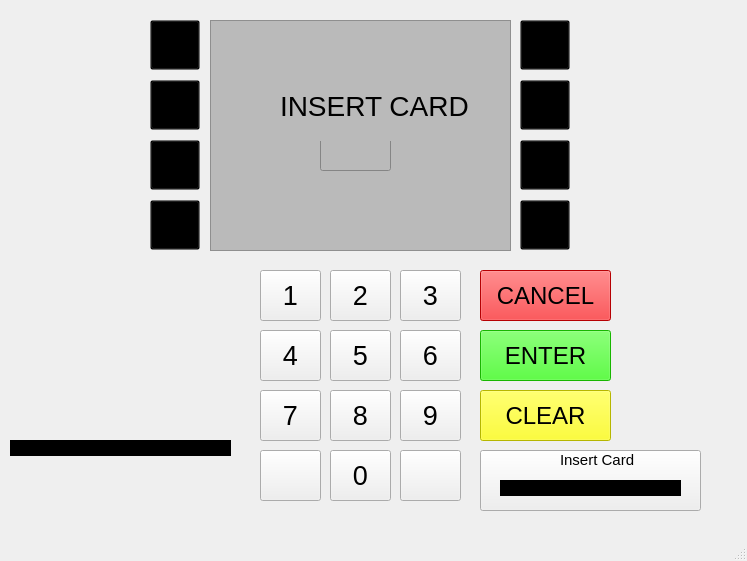
Qt form bank-automat/mainwindow.ui (JohWid1/BankSimulRyhmatyo) before a commit.
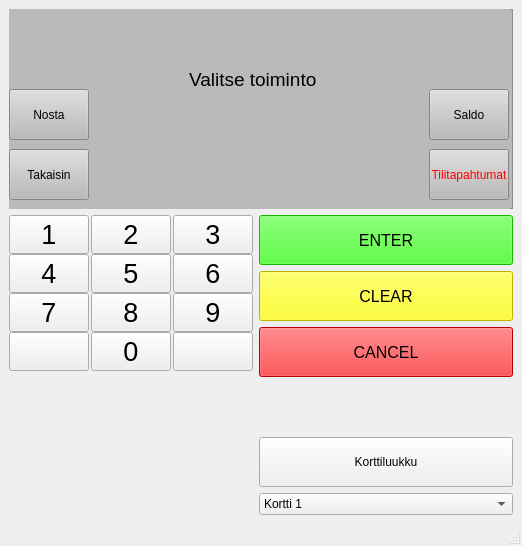
The same form after that commit. The open tabs and pages were chosen to show the change.

Commit message: nyt ois ui siinä vaiheessa että pääsis saldoa ja nostoa koodaa

```diff
--- a/bank-automat/mainwindow.ui
+++ b/bank-automat/mainwindow.ui
@@ -6,11 +6,28 @@
    <rect>
     <x>0</x>
     <y>0</y>
-
-    <width>747</width>
-    <height>561</height>
+    <width>522</width>
+    <height>546</height>
    </rect>
   </property>
+  <property name="sizePolicy">
+   <sizepolicy hsizetype="Preferred" vsizetype="Preferred">
+    <horstretch>0</horstretch>
+    <verstretch>0</verstretch>
+   </sizepolicy>
+  </property>
+  <property name="minimumSize">
+   <size>
+    <width>522</width>
+    <height>546</height>
+   </size>
+  </property>
+  <property name="maximumSize">
+   <size>
+    <width>522</width>
+    <height>546</height>
+   </size>
+  </property>
   <property name="cursor">
    <cursorShape>ArrowCursor</cursorShape>
   </property>
@@ -21,180 +38,24 @@
    <enum>QTabWidget::Rounded</enum>
   </property>
   <widget class="QWidget" name="centralwidget">
-   <widget class="QPushButton" name="arrowLeft1">
-    <property name="geometry">
-     <rect>
-      <x>520</x>
-      <y>20</y>
-      <width>50</width>
-      <height>50</height>
-     </rect>
-    </property>
-    <property name="styleSheet">
-     <string notr="true">background:transparent;</string>
-    </property>
-    <property name="text">
-     <string/>
-    </property>
-   </widget>
-   <widget class="QPushButton" name="arrowLeft2">
-    <property name="geometry">
-     <rect>
-      <x>520</x>
-      <y>80</y>
-      <width>50</width>
-      <height>50</height>
-     </rect>
-    </property>
-    <property name="styleSheet">
-     <string notr="true">background:transparent;</string>
-    </property>
-    <property name="text">
-     <string/>
-    </property>
-   </widget>
-   <widget class="QPushButton" name="arrowLeft3">
-    <property name="geometry">
-     <rect>
-      <x>520</x>
-      <y>140</y>
-      <width>50</width>
-      <height>50</height>
-     </rect>
-    </property>
-    <property name="styleSheet">
-     <string notr="true">background:transparent;</string>
-    </property>
-    <property name="text">
-     <string/>
-    </property>
-   </widget>
-   <widget class="QPushButton" name="arrowLeft4">
-    <property name="geometry">
-     <rect>
-      <x>520</x>
-      <y>200</y>
-      <width>50</width>
-      <height>50</height>
-     </rect>
-    </property>
-    <property name="styleSheet">
-     <string notr="true">background:transparent;</string>
-    </property>
-    <property name="text">
-     <string/>
-    </property>
-   </widget>
-   <widget class="QPushButton" name="arrowRight1">
-    <property name="geometry">
-     <rect>
-      <x>150</x>
-      <y>20</y>
-      <width>50</width>
-      <height>50</height>
-     </rect>
-    </property>
-    <property name="styleSheet">
-     <string notr="true">background:transparent;</string>
-    </property>
-    <property name="text">
-     <string/>
-    </property>
-   </widget>
-   <widget class="QPushButton" name="arrowRight2">
-    <property name="geometry">
-     <rect>
-      <x>150</x>
-      <y>80</y>
-      <width>50</width>
-      <height>50</height>
-     </rect>
-    </property>
-    <property name="styleSheet">
-     <string notr="true">background:transparent;</string>
-    </property>
-    <property name="text">
-     <string/>
-    </property>
-   </widget>
-   <widget class="QPushButton" name="arrowRight3">
-    <property name="geometry">
-     <rect>
-      <x>150</x>
-      <y>140</y>
-      <width>50</width>
-      <height>50</height>
-     </rect>
-    </property>
-    <property name="styleSheet">
-     <string notr="true">background:transparent;</string>
-    </property>
-    <property name="text">
-     <string/>
-    </property>
-   </widget>
-   <widget class="QPushButton" name="arrowRight4">
-    <property name="geometry">
-     <rect>
-      <x>150</x>
-      <y>200</y>
-      <width>50</width>
-      <height>50</height>
-     </rect>
-    </property>
-    <property name="styleSheet">
-     <string notr="true">background:transparent;</string>
-    </property>
-    <property name="text">
-     <string/>
-    </property>
-   </widget>
-   <widget class="QPushButton" name="N1">
-    <property name="geometry">
-     <rect>
-      <x>260</x>
-      <y>270</y>
-      <width>61</width>
-      <height>51</height>
-     </rect>
-    </property>
-    <property name="font">
-     <font>
-      <pointsize>20</pointsize>
-      <kerning>true</kerning>
-     </font>
-    </property>
-    <property name="text">
-     <string>1</string>
-    </property>
-   </widget>
-   <widget class="QPushButton" name="N2">
-    <property name="geometry">
-     <rect>
-      <x>330</x>
-      <y>270</y>
-      <width>61</width>
-      <height>51</height>
-     </rect>
-    </property>
-    <property name="font">
-     <font>
-      <pointsize>20</pointsize>
-      <kerning>true</kerning>
-     </font>
-    </property>
-    <property name="text">
-     <string>2</string>
-    </property>
-   </widget>
+   <layout class="QGridLayout" name="gridLayout_4">
+    <item row="0" column="0">
+     <layout class="QGridLayout" name="gridLayout_3" rowstretch="0,0" rowminimumheight="200,0">
+      <item row="1" column="0">
+       <layout class="QGridLayout" name="gridLayout">
+        <property name="horizontalSpacing">
+         <number>2</number>
+        </property>
+        <property name="verticalSpacing">
+         <number>0</number>
+        </property>
+        <item row="1" column="3">
    <widget class="QPushButton" name="N3">
-    <property name="geometry">
-     <rect>
-      <x>400</x>
-      <y>270</y>
-      <width>61</width>
-      <height>51</height>
-     </rect>
+          <property name="maximumSize">
+           <size>
+            <width>80</width>
+            <height>50</height>
+           </size>
     </property>
     <property name="font">
      <font>
@@ -206,14 +67,71 @@
      <string>3</string>
     </property>
    </widget>
+        </item>
+        <item row="1" column="1">
+         <widget class="QPushButton" name="N2">
+          <property name="maximumSize">
+           <size>
+            <width>80</width>
+            <height>50</height>
+           </size>
+          </property>
+          <property name="font">
+           <font>
+            <pointsize>20</pointsize>
+            <kerning>true</kerning>
+           </font>
+          </property>
+          <property name="text">
+           <string>2</string>
+          </property>
+         </widget>
+        </item>
+        <item row="1" column="0">
+         <widget class="QPushButton" name="N1">
+          <property name="maximumSize">
+           <size>
+            <width>80</width>
+            <height>50</height>
+           </size>
+          </property>
+          <property name="font">
+           <font>
+            <pointsize>20</pointsize>
+            <kerning>true</kerning>
+           </font>
+          </property>
+          <property name="text">
+           <string>1</string>
+          </property>
+         </widget>
+        </item>
+        <item row="3" column="3">
+         <widget class="QPushButton" name="N6">
+          <property name="maximumSize">
+           <size>
+            <width>80</width>
+            <height>50</height>
+           </size>
+          </property>
+          <property name="font">
+           <font>
+            <pointsize>20</pointsize>
+            <kerning>true</kerning>
+           </font>
+          </property>
+          <property name="text">
+           <string>6</string>
+          </property>
+         </widget>
+        </item>
+        <item row="3" column="0">
    <widget class="QPushButton" name="N4">
-    <property name="geometry">
-     <rect>
-      <x>260</x>
-      <y>330</y>
-      <width>61</width>
-      <height>51</height>
-     </rect>
+          <property name="maximumSize">
+           <size>
+            <width>80</width>
+            <height>50</height>
+           </size>
     </property>
     <property name="font">
      <font>
@@ -225,14 +143,109 @@
      <string>4</string>
     </property>
    </widget>
+        </item>
+        <item row="5" column="3">
+         <widget class="QPushButton" name="blank2">
+          <property name="maximumSize">
+           <size>
+            <width>80</width>
+            <height>50</height>
+           </size>
+          </property>
+          <property name="font">
+           <font>
+            <pointsize>20</pointsize>
+            <kerning>true</kerning>
+           </font>
+          </property>
+          <property name="text">
+           <string/>
+          </property>
+         </widget>
+        </item>
+        <item row="5" column="1">
+         <widget class="QPushButton" name="N0">
+          <property name="maximumSize">
+           <size>
+            <width>80</width>
+            <height>50</height>
+           </size>
+          </property>
+          <property name="font">
+           <font>
+            <pointsize>20</pointsize>
+            <kerning>true</kerning>
+           </font>
+          </property>
+          <property name="text">
+           <string>0</string>
+          </property>
+         </widget>
+        </item>
+        <item row="4" column="3">
+         <widget class="QPushButton" name="N9">
+          <property name="maximumSize">
+           <size>
+            <width>80</width>
+            <height>50</height>
+           </size>
+          </property>
+          <property name="font">
+           <font>
+            <pointsize>20</pointsize>
+            <kerning>true</kerning>
+           </font>
+          </property>
+          <property name="text">
+           <string>9</string>
+          </property>
+         </widget>
+        </item>
+        <item row="4" column="1">
+         <widget class="QPushButton" name="N8">
+          <property name="maximumSize">
+           <size>
+            <width>80</width>
+            <height>50</height>
+           </size>
+          </property>
+          <property name="font">
+           <font>
+            <pointsize>20</pointsize>
+            <kerning>true</kerning>
+           </font>
+          </property>
+          <property name="text">
+           <string>8</string>
+          </property>
+         </widget>
+        </item>
+        <item row="5" column="0">
+         <widget class="QPushButton" name="blank1">
+          <property name="maximumSize">
+           <size>
+            <width>80</width>
+            <height>50</height>
+           </size>
+          </property>
+          <property name="font">
+           <font>
+            <pointsize>20</pointsize>
+            <kerning>true</kerning>
+           </font>
+          </property>
+          <property name="text">
+           <string/>
+          </property>
+         </widget>
+        </item>
+        <item row="3" column="1">
    <widget class="QPushButton" name="N5">
-    <property name="geometry">
-     <rect>
-      <x>330</x>
-      <y>330</y>
-      <width>61</width>
-      <height>51</height>
-     </rect>
+          <property name="maximumSize">
+           <size>
+            <width>80</width>
+            <height>50</height>
+           </size>
     </property>
     <property name="font">
      <font>
@@ -244,33 +257,14 @@
      <string>5</string>
     </property>
    </widget>
-   <widget class="QPushButton" name="N6">
-    <property name="geometry">
-     <rect>
-      <x>400</x>
-      <y>330</y>
-      <width>61</width>
-      <height>51</height>
-     </rect>
-    </property>
-    <property name="font">
-     <font>
-      <pointsize>20</pointsize>
-      <kerning>true</kerning>
-     </font>
-    </property>
-    <property name="text">
-     <string>6</string>
-    </property>
-   </widget>
+        </item>
+        <item row="4" column="0">
    <widget class="QPushButton" name="N7">
-    <property name="geometry">
-     <rect>
-      <x>260</x>
-      <y>390</y>
-      <width>61</width>
-      <height>51</height>
-     </rect>
+          <property name="maximumSize">
+           <size>
+            <width>80</width>
+            <height>50</height>
+           </size>
     </property>
     <property name="font">
      <font>
@@ -282,119 +276,26 @@
      <string>7</string>
     </property>
    </widget>
-   <widget class="QPushButton" name="N8">
-    <property name="geometry">
-     <rect>
-      <x>330</x>
-      <y>390</y>
-      <width>61</width>
-      <height>51</height>
-     </rect>
-    </property>
-    <property name="font">
-     <font>
-      <pointsize>20</pointsize>
-      <kerning>true</kerning>
-     </font>
-    </property>
-    <property name="text">
-     <string>8</string>
-    </property>
-   </widget>
-   <widget class="QPushButton" name="N9">
-    <property name="geometry">
-     <rect>
-      <x>400</x>
-      <y>390</y>
-      <width>61</width>
-      <height>51</height>
-     </rect>
-    </property>
-    <property name="font">
-     <font>
-      <pointsize>20</pointsize>
-      <kerning>true</kerning>
-     </font>
-    </property>
-    <property name="text">
-     <string>9</string>
-    </property>
-   </widget>
-   <widget class="QPushButton" name="N0">
-    <property name="geometry">
-     <rect>
-      <x>330</x>
-      <y>450</y>
-      <width>61</width>
-      <height>51</height>
-     </rect>
-    </property>
-    <property name="font">
-     <font>
-      <pointsize>20</pointsize>
-      <kerning>true</kerning>
-     </font>
-    </property>
-    <property name="text">
-     <string>0</string>
-    </property>
-   </widget>
-   <widget class="QPushButton" name="cancelButton">
-    <property name="geometry">
-     <rect>
-      <x>480</x>
-      <y>270</y>
-      <width>131</width>
-      <height>51</height>
-     </rect>
-    </property>
-    <property name="font">
-     <font>
-      <pointsize>18</pointsize>
-      <kerning>true</kerning>
-     </font>
-    </property>
-    <property name="styleSheet">
-     <string notr="true">background-color: rgb(255, 0, 4);</string>
-    </property>
-    <property name="text">
-     <string>CANCEL</string>
-    </property>
-    <property name="checkable">
-     <bool>false</bool>
-    </property>
-   </widget>
-   <widget class="QPushButton" name="okButton">
-    <property name="geometry">
-     <rect>
-      <x>480</x>
-      <y>330</y>
-      <width>131</width>
-      <height>51</height>
-     </rect>
-    </property>
-    <property name="font">
-     <font>
-      <pointsize>18</pointsize>
-      <kerning>true</kerning>
-     </font>
-    </property>
-    <property name="styleSheet">
-     <string notr="true">background-color: rgb(34, 255, 0);</string>
-    </property>
-    <property name="text">
-     <string>ENTER</string>
-    </property>
-   </widget>
+        </item>
+        <item row="6" column="0">
+         <spacer name="verticalSpacer_3">
+          <property name="orientation">
+           <enum>Qt::Vertical</enum>
+          </property>
+          <property name="sizeHint" stdset="0">
+           <size>
+            <width>20</width>
+            <height>40</height>
+           </size>
+          </property>
+         </spacer>
+        </item>
+       </layout>
+      </item>
+      <item row="0" column="0" colspan="3">
+       <layout class="QGridLayout" name="gridLayout_2">
+        <item row="0" column="0">
    <widget class="QFrame" name="display">
-    <property name="geometry">
-     <rect>
-      <x>210</x>
-      <y>20</y>
-      <width>301</width>
-      <height>231</height>
-     </rect>
-    </property>
     <property name="styleSheet">
      <string notr="true">background-color: rgb(186, 186, 186);</string>
     </property>
@@ -404,31 +305,69 @@
     <property name="frameShadow">
      <enum>QFrame::Raised</enum>
     </property>
+          <widget class="QStackedWidget" name="stackedWidget">
+           <property name="geometry">
+            <rect>
+             <x>0</x>
+             <y>0</y>
+             <width>501</width>
+             <height>201</height>
+            </rect>
+           </property>
+           <property name="currentIndex">
+            <number>3</number>
+           </property>
+           <widget class="QWidget" name="page">
+            <widget class="QLabel" name="insertCardLabel">
+             <property name="geometry">
+              <rect>
+               <x>120</x>
+               <y>50</y>
+               <width>211</width>
+               <height>81</height>
+              </rect>
+             </property>
+             <property name="font">
+              <font>
+               <pointsize>21</pointsize>
+              </font>
+             </property>
+             <property name="text">
+              <string>INSERT CARD</string>
+             </property>
+             <property name="alignment">
+              <set>Qt::AlignCenter</set>
+             </property>
+            </widget>
+           </widget>
+           <widget class="QWidget" name="page_2">
     <widget class="QLabel" name="pinCodeLabel">
      <property name="geometry">
       <rect>
-       <x>60</x>
-       <y>50</y>
-       <width>191</width>
-       <height>71</height>
-      </rect>
-     </property>
-     <property name="font">
-      <font>
-       <pointsize>21</pointsize>
-      </font>
+               <x>150</x>
+               <y>60</y>
+               <width>149</width>
+               <height>29</height>
+              </rect>
+             </property>
+             <property name="styleSheet">
+              <string notr="true">color: rgb(0, 0, 0);
+font: 16pt &quot;Segoe UI&quot;;</string>
      </property>
      <property name="text">
-      <string/>
+              <string>Enter pincode</string>
+             </property>
+             <property name="alignment">
+              <set>Qt::AlignCenter</set>
      </property>
     </widget>
     <widget class="QLineEdit" name="pinCodeLineEdit">
      <property name="geometry">
       <rect>
-       <x>110</x>
-       <y>110</y>
-       <width>71</width>
-       <height>41</height>
+               <x>190</x>
+               <y>90</y>
+               <width>79</width>
+               <height>44</height>
       </rect>
      </property>
      <property name="font">
@@ -439,70 +378,183 @@
      <property name="styleSheet">
       <string notr="true"/>
      </property>
-    </widget>
-    <widget class="QLabel" name="insertCardLabel">
-     <property name="geometry">
-      <rect>
-       <x>70</x>
-       <y>50</y>
-       <width>191</width>
-       <height>71</height>
-      </rect>
-     </property>
-     <property name="font">
-      <font>
-       <pointsize>21</pointsize>
-      </font>
-     </property>
-     <property name="text">
-      <string>INSERT CARD</string>
-     </property>
-    </widget>
-   </widget>
-   <widget class="QPushButton" name="insertCardButton">
+             <property name="alignment">
+              <set>Qt::AlignCenter</set>
+             </property>
+            </widget>
+            <widget class="QLabel" name="infoLabel">
     <property name="geometry">
      <rect>
-      <x>480</x>
-      <y>450</y>
-      <width>221</width>
-      <height>61</height>
-     </rect>
-    </property>
-    <property name="text">
-     <string/>
-    </property>
-   </widget>
-   <widget class="QFrame" name="frame_2">
-    <property name="geometry">
-     <rect>
-      <x>10</x>
-      <y>440</y>
-      <width>221</width>
+               <x>170</x>
+               <y>150</y>
+               <width>121</width>
       <height>16</height>
      </rect>
     </property>
+             <property name="text">
+              <string/>
+             </property>
+            </widget>
+           </widget>
+           <widget class="QWidget" name="page_3">
+            <widget class="QPushButton" name="pushButton_2">
+             <property name="geometry">
+              <rect>
+               <x>420</x>
+               <y>80</y>
+               <width>80</width>
+               <height>51</height>
+              </rect>
+             </property>
     <property name="styleSheet">
-     <string notr="true">background-color: rgb(0, 0, 0);</string>
-    </property>
-    <property name="frameShape">
-     <enum>QFrame::StyledPanel</enum>
-    </property>
-    <property name="frameShadow">
-     <enum>QFrame::Raised</enum>
-    </property>
-   </widget>
+              <string notr="true">color: rgb(0, 0, 0);</string>
+             </property>
+             <property name="text">
+              <string>Saldo</string>
+             </property>
+            </widget>
+            <widget class="QPushButton" name="pushButton_3">
+             <property name="geometry">
+              <rect>
+               <x>0</x>
+               <y>140</y>
+               <width>80</width>
+               <height>51</height>
+              </rect>
+             </property>
+             <property name="styleSheet">
+              <string notr="true">color: rgb(0, 0, 0);</string>
+             </property>
+             <property name="text">
+              <string>Takaisin</string>
+             </property>
+            </widget>
+            <widget class="QPushButton" name="pushButton_4">
+             <property name="geometry">
+              <rect>
+               <x>0</x>
+               <y>80</y>
+               <width>80</width>
+               <height>51</height>
+              </rect>
+             </property>
+             <property name="styleSheet">
+              <string notr="true">color: rgb(0, 0, 0);</string>
+             </property>
+             <property name="text">
+              <string>Nosta</string>
+             </property>
+            </widget>
+            <widget class="QPushButton" name="pushButton_5">
+             <property name="geometry">
+              <rect>
+               <x>420</x>
+               <y>140</y>
+               <width>80</width>
+               <height>51</height>
+              </rect>
+             </property>
+             <property name="styleSheet">
+              <string notr="true">color: red</string>
+             </property>
+             <property name="text">
+              <string>Tilitapahtumat</string>
+             </property>
+            </widget>
+            <widget class="QLabel" name="label">
+             <property name="geometry">
+              <rect>
+               <x>180</x>
+               <y>50</y>
+               <width>131</width>
+               <height>41</height>
+              </rect>
+             </property>
+             <property name="font">
+              <font>
+               <pointsize>14</pointsize>
+              </font>
+             </property>
+             <property name="styleSheet">
+              <string notr="true">color:rgb(0, 0, 0)
+</string>
+             </property>
+             <property name="text">
+              <string>Valitse toiminto</string>
+             </property>
+            </widget>
+           </widget>
+           <widget class="QWidget" name="page_4">
+            <widget class="QLabel" name="label_2">
+             <property name="geometry">
+              <rect>
+               <x>180</x>
+               <y>70</y>
+               <width>161</width>
+               <height>41</height>
+              </rect>
+             </property>
+             <property name="font">
+              <font>
+               <pointsize>14</pointsize>
+              </font>
+             </property>
+             <property name="styleSheet">
+              <string notr="true">color:rgb(0, 0, 0)
+</string>
+             </property>
+             <property name="text">
+              <string>Poista kortti</string>
+             </property>
+            </widget>
+           </widget>
+          </widget>
+         </widget>
+        </item>
+       </layout>
+      </item>
+      <item row="1" column="1" colspan="2">
+       <layout class="QVBoxLayout" name="verticalLayout_5">
+        <item>
+         <widget class="QPushButton" name="okButton">
+          <property name="minimumSize">
+           <size>
+            <width>0</width>
+            <height>50</height>
+           </size>
+          </property>
+          <property name="font">
+           <font>
+            <family>Segoe UI</family>
+            <pointsize>12</pointsize>
+            <italic>false</italic>
+            <bold>false</bold>
+            <kerning>true</kerning>
+           </font>
+          </property>
+          <property name="styleSheet">
+           <string notr="true">background-color: rgb(34, 255, 0);
+font: 12pt &quot;Segoe UI&quot;;</string>
+          </property>
+          <property name="text">
+           <string>ENTER</string>
+          </property>
+         </widget>
+        </item>
+        <item>
    <widget class="QPushButton" name="clearButton">
-    <property name="geometry">
-     <rect>
-      <x>480</x>
-      <y>390</y>
-      <width>131</width>
-      <height>51</height>
-     </rect>
+          <property name="minimumSize">
+           <size>
+            <width>0</width>
+            <height>50</height>
+           </size>
     </property>
     <property name="font">
      <font>
-      <pointsize>18</pointsize>
+            <family>Segoe UI</family>
+            <pointsize>12</pointsize>
+            <italic>false</italic>
+            <bold>false</bold>
       <kerning>true</kerning>
      </font>
     </property>
@@ -513,91 +565,91 @@
      <string>CLEAR</string>
     </property>
    </widget>
-   <widget class="QFrame" name="frame">
-    <property name="geometry">
-     <rect>
-      <x>500</x>
-      <y>480</y>
-      <width>181</width>
-      <height>16</height>
-     </rect>
+        </item>
+        <item>
+         <widget class="QPushButton" name="cancelButton">
+          <property name="minimumSize">
+           <size>
+            <width>0</width>
+            <height>50</height>
+           </size>
+          </property>
+          <property name="font">
+           <font>
+            <family>Segoe UI</family>
+            <pointsize>12</pointsize>
+            <italic>false</italic>
+            <bold>false</bold>
+            <kerning>true</kerning>
+           </font>
     </property>
     <property name="styleSheet">
-     <string notr="true">background-color: rgb(0, 0, 0);</string>
-    </property>
-    <property name="frameShape">
-     <enum>QFrame::StyledPanel</enum>
-    </property>
-    <property name="frameShadow">
-     <enum>QFrame::Raised</enum>
-    </property>
-   </widget>
-   <widget class="QLabel" name="label">
-    <property name="geometry">
-     <rect>
-      <x>560</x>
-      <y>450</y>
-      <width>81</width>
-      <height>20</height>
-     </rect>
-    </property>
-    <property name="font">
-     <font>
-      <pointsize>11</pointsize>
-     </font>
-    </property>
+           <string notr="true">background-color: rgb(255, 0, 4);
+font: 12pt &quot;Segoe UI&quot;;</string>
+          </property>
+          <property name="text">
+           <string>CANCEL</string>
+          </property>
+          <property name="checkable">
+           <bool>false</bool>
+          </property>
+         </widget>
+        </item>
+        <item>
+         <spacer name="verticalSpacer">
+          <property name="orientation">
+           <enum>Qt::Vertical</enum>
+          </property>
+          <property name="sizeHint" stdset="0">
+           <size>
+            <width>20</width>
+            <height>40</height>
+           </size>
+          </property>
+         </spacer>
+        </item>
+        <item>
+         <widget class="QPushButton" name="insertCardButton">
+          <property name="minimumSize">
+           <size>
+            <width>240</width>
+            <height>50</height>
+           </size>
+          </property>
     <property name="text">
-     <string>Insert Card</string>
-    </property>
-   </widget>
-   <widget class="QPushButton" name="blank1">
-    <property name="geometry">
-     <rect>
-      <x>260</x>
-      <y>450</y>
-      <width>61</width>
-      <height>51</height>
-     </rect>
-    </property>
-    <property name="font">
-     <font>
-      <pointsize>20</pointsize>
-      <kerning>true</kerning>
-     </font>
-    </property>
+           <string>Korttiluukku</string>
+          </property>
+         </widget>
+        </item>
+        <item>
+         <widget class="QComboBox" name="comboBox">
+          <item>
+           <property name="text">
+            <string>Kortti 1</string>
+           </property>
+          </item>
+          <item>
+           <property name="text">
+            <string>Kortti 2</string>
+           </property>
+          </item>
+          <item>
     <property name="text">
-     <string/>
-    </property>
-   </widget>
-   <widget class="QPushButton" name="blank2">
-    <property name="geometry">
-     <rect>
-      <x>400</x>
-      <y>450</y>
-      <width>61</width>
-      <height>51</height>
-     </rect>
-    </property>
-    <property name="font">
-     <font>
-      <pointsize>20</pointsize>
-      <kerning>true</kerning>
-     </font>
-    </property>
+            <string>Kortti 3</string>
+           </property>
+          </item>
+          <item>
     <property name="text">
-     <string/>
-    </property>
-   </widget>
-  </widget>
-  <widget class="QMenuBar" name="menubar">
-   <property name="geometry">
-    <rect>
-     <x>0</x>
-     <y>0</y>
-     <width>747</width>
-     <height>21</height>
-    </rect>
-   </property>
+            <string>Kortti 4</string>
+           </property>
+          </item>
+         </widget>
+        </item>
+       </layout>
+      </item>
+     </layout>
+    </item>
+   </layout>
   </widget>
   <widget class="QStatusBar" name="statusbar"/>
  </widget>
```
Left out of the diff: 3 changed lines with no effect on the pictures. Lines whose indentation alone changed are shown as unchanged. The commit also changes 4 other files.
